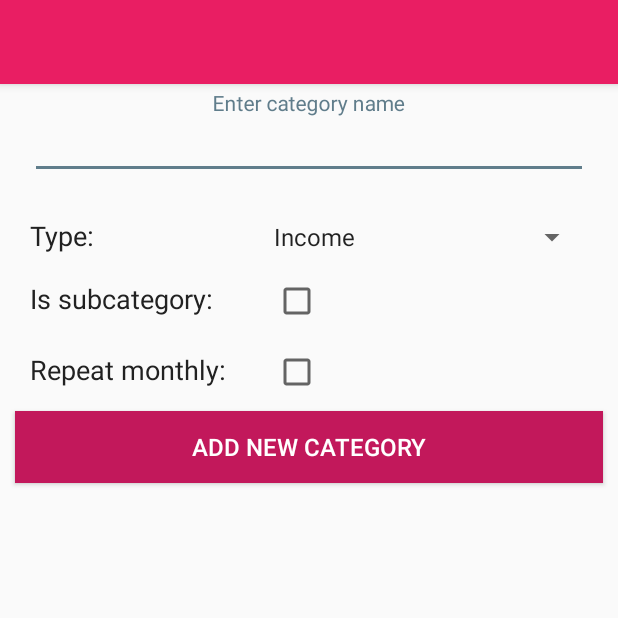
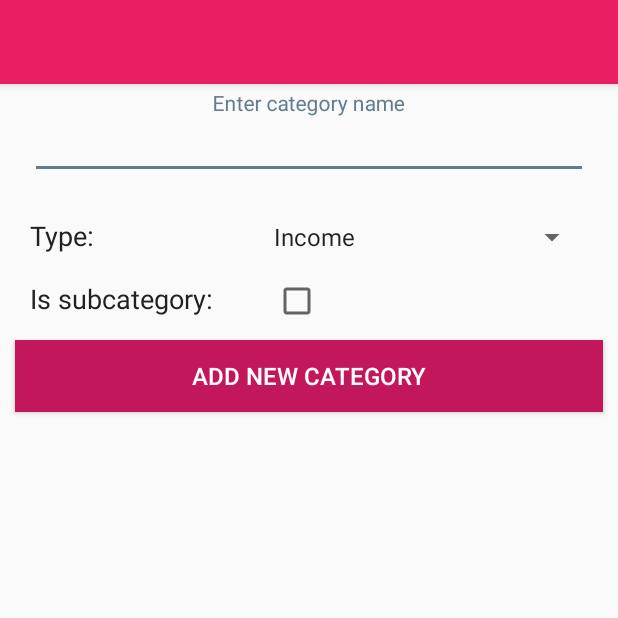
Before and after one commit to DStefanow/FastAccounting, an Android app: the AddNewCategory screen opened directly, with no data from a screen before it, on a phone screen of 412 x 824 dp, the top half of it. Run offline under Robolectric (Android 15) with nearby library versions, the phone set to English and light mode, and no system bars.

Commit message:
Remove repeat on from View and Activity

```diff
--- a/app/src/main/java/com/dobromir/stefanov/fastaccounting/Activities/AddNewCategory.java
+++ b/app/src/main/java/com/dobromir/stefanov/fastaccounting/Activities/AddNewCategory.java
@@ -17,13 +17,12 @@ public class AddNewCategory extends AppCompatActivity {
     // View objects
     Spinner typeSpinner;
     CheckBox checkBoxIsSubcategory;
-    LinearLayout layoutMainCategory, layoutIsRepeating;
+    LinearLayout layoutMainCategory;
     AutoCompleteTextView editTxtCategoryName;
 
 
     // Data object
     boolean isSubcategory = false;
-    boolean isRepeating = false;
 
     @Override
     protected void onCreate(Bundle savedInstanceState) {
@@ -37,7 +36,6 @@ public class AddNewCategory extends AppCompatActivity {
         checkBoxIsSubcategory = (CheckBox) findViewById(R.id.checkBoxIsSubcategory);
         typeSpinner = (Spinner) findViewById(R.id.spinnerType);
         layoutMainCategory = (LinearLayout) findViewById(R.id.layoutMainCategory);
-        layoutIsRepeating = (LinearLayout) findViewById(R.id.layoutIsRepeating);
         editTxtCategoryName = (AutoCompleteTextView) findViewById(R.id.editTxtCategoryName);
 
         PopulateTypeSpinner();
@@ -76,16 +74,4 @@ public class AddNewCategory extends AppCompatActivity {
             layoutMainCategory.setVisibility(View.GONE);
         }
     }
-
-    public void IsRepeatingChanged(View view) {
-        boolean isChecked = ((CheckBox) view).isChecked();
-
-        if (isChecked) {
-            isRepeating = true;
-            layoutIsRepeating.setVisibility(View.VISIBLE);
-        } else {
-            isRepeating = false;
-            layoutIsRepeating.setVisibility(View.GONE);
-        }
-    }
 }
--- a/app/src/main/res/layout/activity_add_new_category.xml
+++ b/app/src/main/res/layout/activity_add_new_category.xml
@@ -117,68 +117,6 @@
             android:dropDownWidth="200dp" />
     </LinearLayout>
 
-    <LinearLayout
-        android:layout_width="match_parent"
-        android:layout_height="wrap_content"
-        android:layout_marginTop="10dp"
-        android:orientation="horizontal">
-
-        <TextView
-            android:id="@+id/txtViewRepeater"
-            android:layout_width="0dp"
-            android:layout_height="wrap_content"
-            android:layout_marginStart="20dp"
-            android:layout_marginTop="5dp"
-            android:layout_weight="3"
-            android:text="@string/repeat_monthly"
-            android:textColor="@color/colorPrimaryText"
-            android:textSize="18sp" />
-
-        <CheckBox
-            android:id="@+id/checkBoxIsRepeating"
-            android:layout_width="0dp"
-            android:layout_height="wrap_content"
-            android:layout_marginStart="5dp"
-            android:layout_marginTop="5dp"
-            android:layout_marginEnd="20dp"
-            android:layout_weight="4"
-            android:onClick="IsRepeatingChanged" />
-    </LinearLayout>
-
-    <LinearLayout
-        android:id="@+id/layoutIsRepeating"
-        android:layout_width="match_parent"
-        android:layout_height="wrap_content"
-        android:layout_marginTop="10dp"
-        android:orientation="horizontal"
-        android:visibility="gone">
-
-        <TextView
-            android:id="@+id/txtViewRepeatDate"
-            android:layout_width="0dp"
-            android:layout_height="wrap_content"
-            android:layout_marginStart="20dp"
-            android:layout_marginTop="5dp"
-            android:layout_marginEnd="10dp"
-            android:layout_weight="2"
-            android:text="@string/pick_up_date"
-            android:textColor="@color/colorPrimaryText"
-            android:textSize="18sp" />
-
-        <EditText
-            android:id="@+id/editTxtDayOnRepeat"
-            android:layout_width="0dp"
-            android:layout_height="wrap_content"
-            android:layout_marginTop="5dp"
-            android:layout_marginEnd="20dp"
-            android:layout_weight="3"
-            android:ems="10"
-            android:gravity="center_horizontal"
-            android:hint="@string/hint_day_for_schedule"
-            android:inputType="date"
-            android:maxWidth="100dp" />
-    </LinearLayout>
-
     <Button
         android:id="@+id/btnSubmit"
         android:layout_width="match_parent"
```
